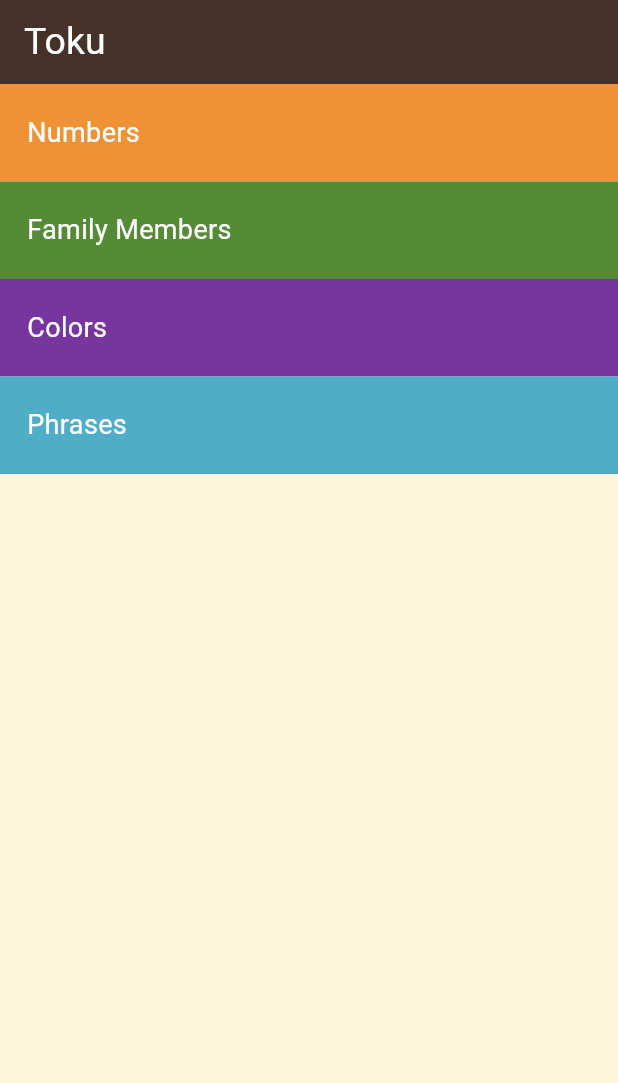
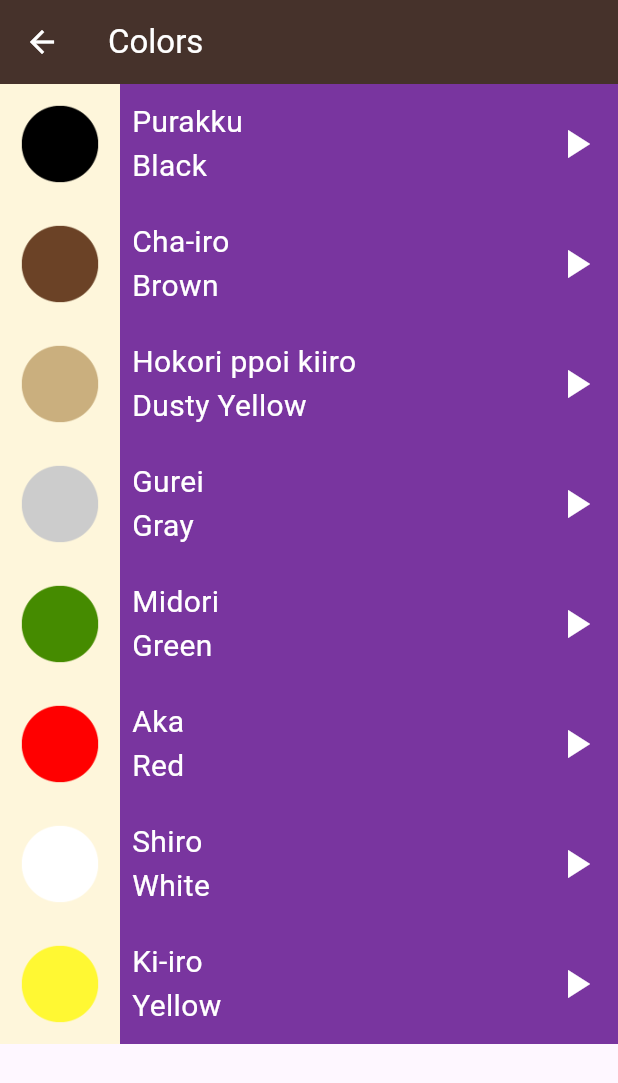
Before and after one commit to Nadeennoshy/language_learning_app, a Flutter app: the screen it shows after launch, after a tap on "Colors", on a phone screen of 412 x 824 dp. Shown: the top 1083 px of the screen. Run offline on Flutter 3.47's test engine with Material 3 defaults, Android fonts, the phone set to English and light mode, and no system bars.

Commit message:
create colors page

```diff
--- a/lib/constants/colors.dart
+++ b/lib/constants/colors.dart
@@ -5,5 +5,5 @@ Color appBarColor = const Color(0xFF46322B);
 Color greenColor = const Color(0xff558B37);
 Color purpleColor = const Color(0Xff79359F);
 Color blueColor = const Color(0xff50ADC7);
-Color scaffoldBackground =  const Color(0XFFFEF6DB);
+Color scaffoldBackground = const Color(0XFFFEF6DB);
 Color textColor = Colors.white;
--- /dev/null
+++ b/lib/views/colors_view.dart
@@ -0,0 +1,67 @@
+import 'package:flutter/material.dart';
+import 'package:language_learning_app/constants/colors.dart';
+import 'package:language_learning_app/models/category_items_model.dart';
+import 'package:language_learning_app/widgets/category_item_info.dart';
+
+class ColorsView extends StatelessWidget {
+  const ColorsView({super.key});
+  final List<CategoriesItemModel> colors = const [
+    CategoriesItemModel(
+        image: 'assets/images/colors/color_black.png',
+        japaneseName: 'Purakku',
+        englishName: 'Black'),
+    CategoriesItemModel(
+        image: 'assets/images/colors/color_brown.png',
+        japaneseName: 'Cha-iro',
+        englishName: 'Brown'),
+    CategoriesItemModel(
+        image: 'assets/images/colors/color_dusty_yellow.png',
+        japaneseName: 'Hokori ppoi kiiro',
+        englishName: 'Dusty Yellow'),
+    CategoriesItemModel(
+        image: 'assets/images/colors/color_gray.png',
+        japaneseName: 'Gurei',
+        englishName: 'Gray'),
+    CategoriesItemModel(
+        image: 'assets/images/colors/color_green.png',
+        japaneseName: 'Midori',
+        englishName: 'Green'),
+    CategoriesItemModel(
+        image: 'assets/images/colors/color_red.png',
+        japaneseName: 'Aka',
+        englishName: 'Red'),
+    CategoriesItemModel(
+        image: 'assets/images/colors/color_white.png',
+        japaneseName: 'Shiro',
+        englishName: 'White'),
+    CategoriesItemModel(
+        image: 'assets/images/colors/yellow.png',
+        japaneseName: 'Ki-iro',
+        englishName: 'Yellow'),
+  ];
+
+  @override
+  Widget build(BuildContext context) {
+    return Scaffold(
+      appBar: AppBar(
+        backgroundColor: appBarColor,
+        leading: Icon(
+          Icons.arrow_back,
+          color: textColor,
+        ),
+        title: Text(
+          'Colors',
+          style: TextStyle(
+            color: textColor,
+          ),
+        ),
+      ),
+      body: ListView.builder(
+          itemCount: colors.length,
+          itemBuilder: (BuildContext context, index) {
+            return CategoryItemInfo(
+                containerColor: purpleColor, categoryItem: colors[index]);
+          }),
+    );
+  }
+}
--- a/lib/views/family_members_view.dart
+++ b/lib/views/family_members_view.dart
@@ -6,27 +6,59 @@ import 'package:language_learning_app/widgets/category_item_info.dart';
 class FamilyMembersView extends StatelessWidget {
   const FamilyMembersView({super.key});
   final List<CategoriesItemModel> familyMembers = const [
-    CategoriesItemModel(image: 'assets/images/family_members/family_grandfather.png', japaneseName: 'Ojiisan', englishName: 'Grand Father'),
-    CategoriesItemModel(image: 'assets/images/family_members/family_grandmother.png', japaneseName: 'Sobo', englishName: 'Grand Mother'),
-    CategoriesItemModel(image: 'assets/images/family_members/family_father.png', japaneseName: 'Chichioya', englishName: 'Father'),
-    CategoriesItemModel(image: 'assets/images/family_members/family_mother.png', japaneseName: 'Hahaoya', englishName: 'Mother'),
-    CategoriesItemModel(image: 'assets/images/family_members/family_older_brother.png', japaneseName: 'Nisan', englishName: 'Old Brother'),
-    CategoriesItemModel(image: 'assets/images/family_members/family_older_sister.png', japaneseName: 'Ane', englishName: 'Old Sister'),
-    CategoriesItemModel(image: 'assets/images/family_members/family_younger_brother.png', japaneseName: 'Otôto', englishName: 'Younger Brother'),
-    CategoriesItemModel(image: 'assets/images/family_members/family_younger_sister.png', japaneseName: 'Imôto', englishName: 'Younger Sister'),
-    CategoriesItemModel(image: 'assets/images/family_members/family_son.png', japaneseName: 'Musuko', englishName: 'Son'),
-    CategoriesItemModel(image: 'assets/images/family_members/family_daughter.png', japaneseName: 'Musume', englishName: 'Daughter'),
-
+    CategoriesItemModel(
+        image: 'assets/images/family_members/family_grandfather.png',
+        japaneseName: 'Ojiisan',
+        englishName: 'Grand Father'),
+    CategoriesItemModel(
+        image: 'assets/images/family_members/family_grandmother.png',
+        japaneseName: 'Sobo',
+        englishName: 'Grand Mother'),
+    CategoriesItemModel(
+        image: 'assets/images/family_members/family_father.png',
+        japaneseName: 'Chichioya',
+        englishName: 'Father'),
+    CategoriesItemModel(
+        image: 'assets/images/family_members/family_mother.png',
+        japaneseName: 'Hahaoya',
+        englishName: 'Mother'),
+    CategoriesItemModel(
+        image: 'assets/images/family_members/family_older_brother.png',
+        japaneseName: 'Nisan',
+        englishName: 'Old Brother'),
+    CategoriesItemModel(
+        image: 'assets/images/family_members/family_older_sister.png',
+        japaneseName: 'Ane',
+        englishName: 'Old Sister'),
+    CategoriesItemModel(
+        image: 'assets/images/family_members/family_younger_brother.png',
+        japaneseName: 'Otôto',
+        englishName: 'Younger Brother'),
+    CategoriesItemModel(
+        image: 'assets/images/family_members/family_younger_sister.png',
+        japaneseName: 'Imôto',
+        englishName: 'Younger Sister'),
+    CategoriesItemModel(
+        image: 'assets/images/family_members/family_son.png',
+        japaneseName: 'Musuko',
+        englishName: 'Son'),
+    CategoriesItemModel(
+        image: 'assets/images/family_members/family_daughter.png',
+        japaneseName: 'Musume',
+        englishName: 'Daughter'),
   ];
 
   @override
   Widget build(BuildContext context) {
     return Scaffold(
       appBar: AppBar(
-        leading: Icon(Icons.arrow_back,
-        color: textColor,),
+        leading: Icon(
+          Icons.arrow_back,
+          color: textColor,
+        ),
         backgroundColor: appBarColor,
-        title: Text('Family Members',
+        title: Text(
+          'Family Members',
           style: TextStyle(
             color: textColor,
             fontSize: 20,
@@ -35,8 +67,9 @@ class FamilyMembersView extends StatelessWidget {
       ),
       body: ListView.builder(
           itemCount: familyMembers.length,
-        itemBuilder: (BuildContext context,index){
-          return categoryItemInfo(categoryItem: familyMembers[index]);
+          itemBuilder: (BuildContext context, index) {
+            return CategoryItemInfo(
+                containerColor: greenColor, categoryItem: familyMembers[index]);
           }),
     );
   }
--- a/lib/views/home_view.dart
+++ b/lib/views/home_view.dart
@@ -1,5 +1,6 @@
 import 'package:flutter/material.dart';
 import 'package:language_learning_app/constants/colors.dart';
+import 'package:language_learning_app/views/colors_view.dart';
 import 'package:language_learning_app/views/family_members_view.dart';
 import 'package:language_learning_app/views/numbers_view.dart';
 import 'package:language_learning_app/widgets/category_container.dart';
@@ -22,29 +23,36 @@ class HomeView extends StatelessWidget {
         children: [
           CategoryContainer(
             pageNavigator: () {
-              Navigator.push(context, MaterialPageRoute(builder: ((BuildContext context){
-                return NumbersView();
+              Navigator.push(context,
+                  MaterialPageRoute(builder: ((BuildContext context) {
+                return const NumbersView();
               })));
             },
             categoryName: 'Numbers',
             categoryColor: orangeColor,
           ),
           CategoryContainer(
-            pageNavigator: (){
-              Navigator.push(context, MaterialPageRoute(builder: ((BuildContext context){
-                return FamilyMembersView();
+            pageNavigator: () {
+              Navigator.push(context,
+                  MaterialPageRoute(builder: ((BuildContext context) {
+                return const FamilyMembersView();
               })));
             },
             categoryName: 'Family Members',
             categoryColor: greenColor,
           ),
           CategoryContainer(
-            pageNavigator: (){},
+            pageNavigator: () {
+              Navigator.push(context,
+                  MaterialPageRoute(builder: ((BuildContext context) {
+                return const ColorsView();
+              })));
+            },
             categoryName: 'Colors',
             categoryColor: purpleColor,
           ),
           CategoryContainer(
-            pageNavigator: (){},
+            pageNavigator: () {},
             categoryName: 'Phrases',
             categoryColor: blueColor,
           ),
--- a/lib/views/numbers_view.dart
+++ b/lib/views/numbers_view.dart
@@ -5,28 +5,60 @@ import 'package:language_learning_app/widgets/category_item_info.dart';
 
 class NumbersView extends StatelessWidget {
   const NumbersView({super.key});
-  final List<CategoriesItemModel> numbers = const[
-    CategoriesItemModel(image: 'assets/images/numbers/number_one.png', japaneseName: 'Ichi', englishName: 'One'),
-    CategoriesItemModel(image: 'assets/images/numbers/number_two.png', japaneseName: 'Ni', englishName: 'Two'),
-    CategoriesItemModel(image: 'assets/images/numbers/number_three.png', japaneseName: 'San', englishName: 'Three'),
-    CategoriesItemModel(image: 'assets/images/numbers/number_four.png', japaneseName: 'Shi', englishName: 'Four'),
-    CategoriesItemModel(image: 'assets/images/numbers/number_five.png', japaneseName: 'Go', englishName: 'Five'),
-    CategoriesItemModel(image: 'assets/images/numbers/number_six.png', japaneseName: 'Roku', englishName: 'Six'),
-    CategoriesItemModel(image: 'assets/images/numbers/number_seven.png', japaneseName: 'Sebun', englishName: 'Seven'),
-    CategoriesItemModel(image: 'assets/images/numbers/number_eight.png', japaneseName: 'Hachi', englishName: 'Eight'),
-    CategoriesItemModel(image: 'assets/images/numbers/number_nine.png', japaneseName: 'Kyū', englishName: 'Nine'),
-    CategoriesItemModel(image: 'assets/images/numbers/number_ten.png', japaneseName: 'Jū', englishName: 'Ten'),
+  final List<CategoriesItemModel> numbers = const [
+    CategoriesItemModel(
+        image: 'assets/images/numbers/number_one.png',
+        japaneseName: 'Ichi',
+        englishName: 'One'),
+    CategoriesItemModel(
+        image: 'assets/images/numbers/number_two.png',
+        japaneseName: 'Ni',
+        englishName: 'Two'),
+    CategoriesItemModel(
+        image: 'assets/images/numbers/number_three.png',
+        japaneseName: 'San',
+        englishName: 'Three'),
+    CategoriesItemModel(
+        image: 'assets/images/numbers/number_four.png',
+        japaneseName: 'Shi',
+        englishName: 'Four'),
+    CategoriesItemModel(
+        image: 'assets/images/numbers/number_five.png',
+        japaneseName: 'Go',
+        englishName: 'Five'),
+    CategoriesItemModel(
+        image: 'assets/images/numbers/number_six.png',
+        japaneseName: 'Roku',
+        englishName: 'Six'),
+    CategoriesItemModel(
+        image: 'assets/images/numbers/number_seven.png',
+        japaneseName: 'Sebun',
+        englishName: 'Seven'),
+    CategoriesItemModel(
+        image: 'assets/images/numbers/number_eight.png',
+        japaneseName: 'Hachi',
+        englishName: 'Eight'),
+    CategoriesItemModel(
+        image: 'assets/images/numbers/number_nine.png',
+        japaneseName: 'Kyū',
+        englishName: 'Nine'),
+    CategoriesItemModel(
+        image: 'assets/images/numbers/number_ten.png',
+        japaneseName: 'Jū',
+        englishName: 'Ten'),
   ];
 
   @override
   Widget build(BuildContext context) {
     return Scaffold(
       appBar: AppBar(
-        leading: Icon(Icons.arrow_back,
+        leading: Icon(
+          Icons.arrow_back,
           color: textColor,
         ),
         backgroundColor: appBarColor,
-        title: Text('Numbers',
+        title: Text(
+          'Numbers',
           style: TextStyle(
             color: textColor,
           ),
@@ -34,8 +66,9 @@ class NumbersView extends StatelessWidget {
       ),
       body: ListView.builder(
           itemCount: numbers.length,
-        itemBuilder: (BuildContext context,index){
-          return categoryItemInfo(categoryItem: numbers[index]);
+          itemBuilder: (BuildContext context, index) {
+            return CategoryItemInfo(
+                containerColor: orangeColor, categoryItem: numbers[index]);
           }),
     );
   }
--- a/lib/widgets/category_item_info.dart
+++ b/lib/widgets/category_item_info.dart
@@ -2,12 +2,14 @@ import 'package:flutter/material.dart';
 import 'package:language_learning_app/constants/colors.dart';
 import 'package:language_learning_app/models/category_items_model.dart';
 
-class categoryItemInfo extends StatelessWidget {
-  const categoryItemInfo({
+class CategoryItemInfo extends StatelessWidget {
+  const CategoryItemInfo({
     super.key,
     required this.categoryItem,
+    required this.containerColor,
   });
   final CategoriesItemModel categoryItem;
+  final Color containerColor;
 
   @override
   Widget build(BuildContext context) {
@@ -19,25 +21,27 @@ class categoryItemInfo extends StatelessWidget {
             child: Image.asset(categoryItem.image)),
         Expanded(
           child: Container(
-              color: orangeColor,
+            color: containerColor,
             height: 80,
             child: Row(
               mainAxisAlignment: MainAxisAlignment.spaceBetween,
               children: [
                 Padding(
-                    padding: const EdgeInsets.only(left:8.0),
+                  padding: const EdgeInsets.only(left: 8.0),
                   child: Column(
                     mainAxisAlignment: MainAxisAlignment.center,
                     crossAxisAlignment: CrossAxisAlignment.start,
                     mainAxisSize: MainAxisSize.min,
                     children: [
-                      Text(categoryItem.japaneseName,
+                      Text(
+                        categoryItem.japaneseName,
                         style: TextStyle(
                           color: textColor,
                           fontSize: 20,
                         ),
                       ),
-                      Text(categoryItem.englishName,
+                      Text(
+                        categoryItem.englishName,
                         style: TextStyle(
                           color: textColor,
                           fontSize: 20,
@@ -47,8 +51,9 @@ class categoryItemInfo extends StatelessWidget {
                   ),
                 ),
                 Padding(
-                    padding: const EdgeInsets.only(right:12.0),
-                    child: Icon(Icons.play_arrow,
+                  padding: const EdgeInsets.only(right: 12.0),
+                  child: Icon(
+                    Icons.play_arrow,
                     color: textColor,
                     size: 32,
                   ),
```
Also changed, not shown: lib/models/category_items_model.dart (+5 -2 lines). Lines whose indentation alone changed are shown as unchanged.
